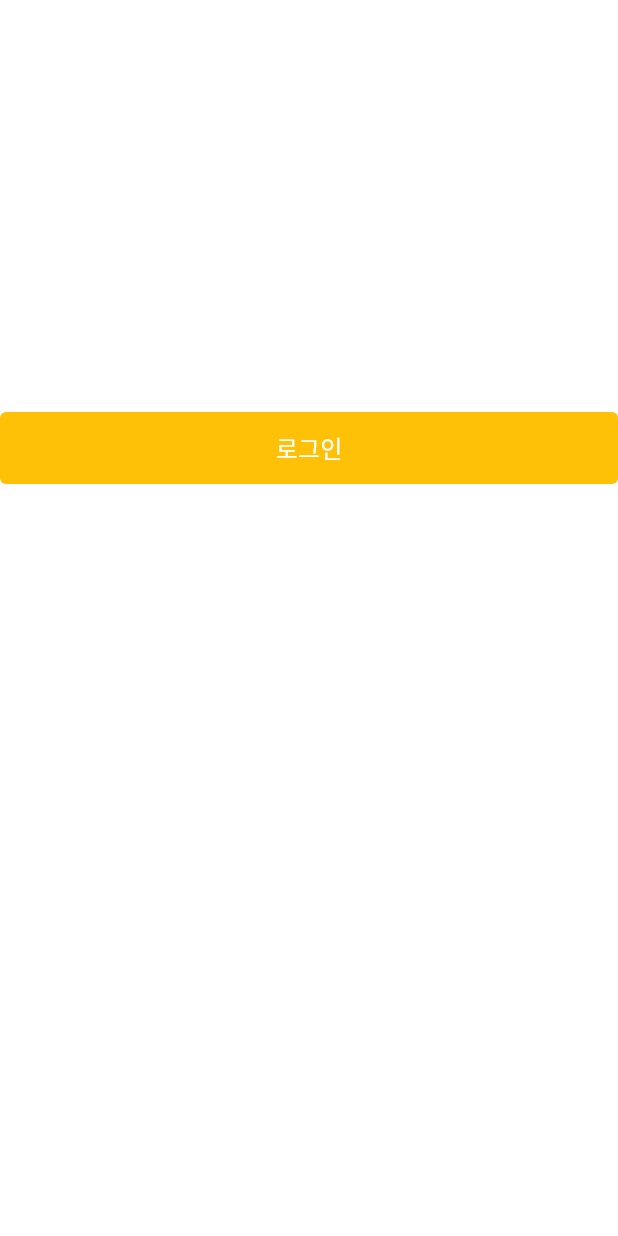
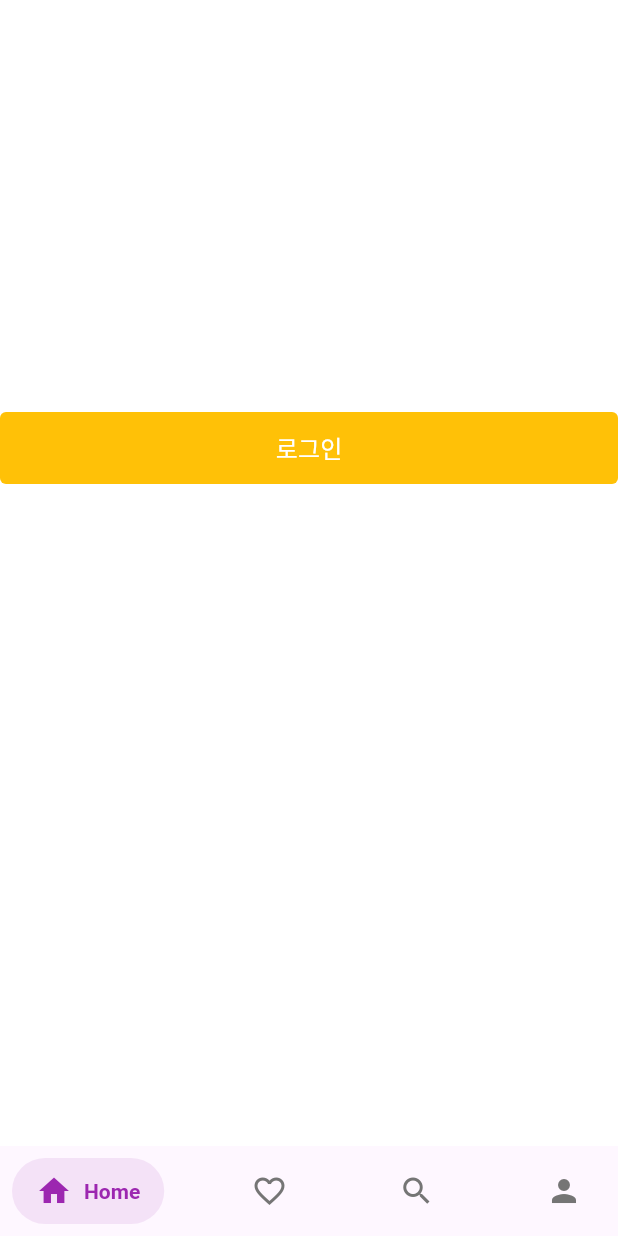
Before and after one commit to CourseMate-devs/CourseMate-Client, a Flutter app: the screen it shows after launch, on a phone screen of 412 x 824 dp. Run offline on Flutter 3.47's test engine with Material 3 defaults, Android fonts, the phone set to English and light mode, and no system bars; drawn by our look-alikes of salomon_bottom_bar; our stand-ins replace flutter_dotenv; missing offline and left inert: kakao_flutter_sdk.

Commit message:
[FEAT] (임시) 네비게이션바

```diff
--- a/lib/Presenter/auth/social_login_service.dart
+++ b/lib/Presenter/auth/social_login_service.dart
@@ -43,6 +43,7 @@ class SocialLoginService {
     } else {
       try {
         print('카카오 계정으로 로그인 시도');
+        //해시키 확인
         // print(await KakaoSdk.origin);
         await UserApi.instance.loginWithKakaoAccount();
         print('카카오계정으로 로그인 성공');
--- /dev/null
+++ b/lib/View/tabbar/basic_tab.dart
@@ -0,0 +1,31 @@
+import 'package:course_mate/View/auth/login_screen.dart';
+import 'package:flutter/material.dart';
+import 'package:salomon_bottom_bar/salomon_bottom_bar.dart';
+import 'tabbar_items.dart';
+
+class GoogleBottomBar extends StatefulWidget {
+  const GoogleBottomBar({Key? key}) : super(key: key);
+
+  @override
+  State<GoogleBottomBar> createState() => _GoogleBottomBarState();
+}
+
+class _GoogleBottomBarState extends State<GoogleBottomBar> {
+  int _selectedIndex = 0;
+  @override
+  Widget build(BuildContext context) {
+    return Scaffold(
+      body: const LoginScreen(),
+      bottomNavigationBar: SalomonBottomBar(
+          currentIndex: _selectedIndex,
+          selectedItemColor: const Color(0xff6200ee),
+          unselectedItemColor: const Color(0xff757575),
+          onTap: (index) {
+            setState(() {
+              _selectedIndex = index;
+            });
+          },
+          items: navBarItems),
+    );
+  }
+}
--- /dev/null
+++ b/lib/View/tabbar/tabbar_items.dart
@@ -0,0 +1,25 @@
+import 'package:flutter/material.dart';
+import 'package:salomon_bottom_bar/salomon_bottom_bar.dart';
+
+final List<SalomonBottomBarItem> navBarItems = [
+  SalomonBottomBarItem(
+    icon: const Icon(Icons.home),
+    title: const Text("Home"),
+    selectedColor: Colors.purple,
+  ),
+  SalomonBottomBarItem(
+    icon: const Icon(Icons.favorite_border),
+    title: const Text("Likes"),
+    selectedColor: Colors.pink,
+  ),
+  SalomonBottomBarItem(
+    icon: const Icon(Icons.search),
+    title: const Text("Search"),
+    selectedColor: Colors.orange,
+  ),
+  SalomonBottomBarItem(
+    icon: const Icon(Icons.person),
+    title: const Text("Profile"),
+    selectedColor: Colors.teal,
+  ),
+];
--- a/lib/main.dart
+++ b/lib/main.dart
@@ -1,4 +1,5 @@
 import 'package:course_mate/View/auth/login_screen.dart';
+import 'package:course_mate/View/tabbar/basic_tab.dart';
 import 'package:flutter/material.dart';
 import 'package:flutter_dotenv/flutter_dotenv.dart';
 import 'package:kakao_flutter_sdk/kakao_flutter_sdk.dart';
@@ -25,10 +26,7 @@ class MyApp extends StatelessWidget {
   Widget build(BuildContext context) {
     return const MaterialApp(
       debugShowCheckedModeBanner: false, // 시뮬레이터 오른쪽 상단에 'debug' 배너 삭제
-      home: Scaffold(
-        backgroundColor: Colors.purple,
-        body: LoginScreen(),
-      ),
+      home: GoogleBottomBar(),
     );
   }
 }
--- a/pubspec.yaml
+++ b/pubspec.yaml
@@ -37,6 +37,7 @@ dependencies:
   cupertino_icons: ^1.0.2
   kakao_flutter_sdk: ^1.8.0
   flutter_dotenv: ^5.1.0
+  salomon_bottom_bar: ^3.3.2
 
 dev_dependencies:
   flutter_test:
```
Also changed, not shown: pubspec.lock.
